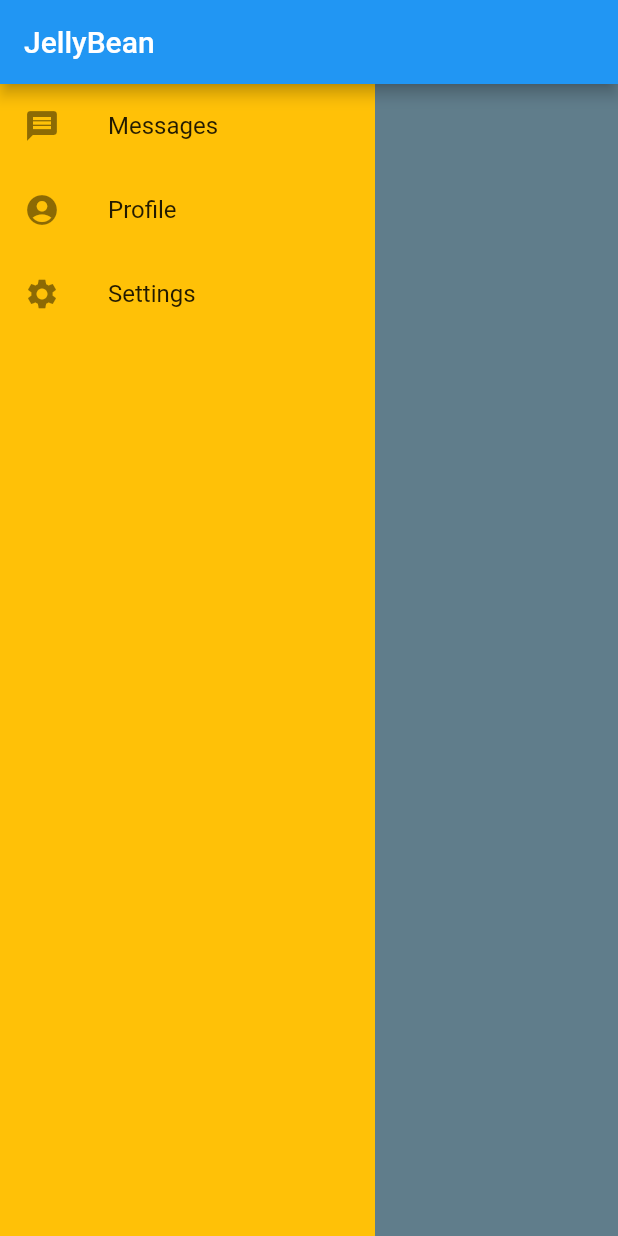
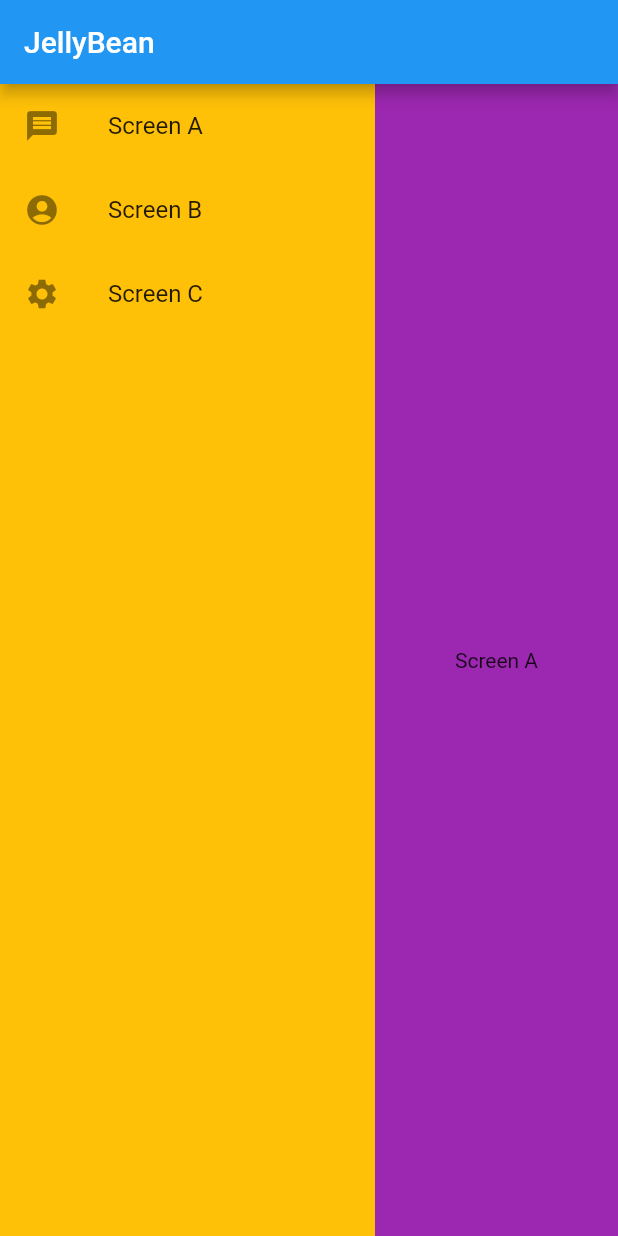
Before and after one commit to meyeroliver/jellybean, a Flutter app: the screen it shows after launch, on a phone screen of 412 x 824 dp. Run offline on Flutter 3.47's test engine with Material 2 defaults, Android fonts, the phone set to English and light mode, and no system bars.

Commit message:
simple navigation between screen widgets with navbar

```diff
--- a/lib/src/presentation/pages/dashboard/dashboard_screen.dart
+++ b/lib/src/presentation/pages/dashboard/dashboard_screen.dart
@@ -1,6 +1,9 @@
-import 'dart:developer';
+import 'package:flutter/material.dart';
+import 'package:jellybean/src/presentation/pages/dashboard/side_menu/side_menu.dart';
+import 'package:jellybean/src/presentation/pages/screen_a/screen_a.dart';
+import 'package:jellybean/src/presentation/pages/screen_b/screen_b.dart';
+import 'package:jellybean/src/presentation/pages/screen_c/screen_c.dart';
 
-import 'package:flutter/material.dart';
 import 'package:provider/provider.dart';
 
 class DashboardModel with ChangeNotifier {
@@ -34,46 +37,32 @@ class DashboardScreen extends StatelessWidget {
       ),
       body: Row(
         children: [
-          Container(
-              color: Colors.amber,
-              width: 250,
-              child: ListView(
-                children: [
-                  ListTile(
-                    leading: const Icon(Icons.message),
-                    title: const Text('Messages'),
-                    onTap: () {
-                      dashboardModel.selectMenuItem('Messages');
-                    },
-                  ),
-                  ListTile(
-                    leading: const Icon(Icons.account_circle),
-                    title: const Text('Profile'),
-                    onTap: () {
-                      dashboardModel.selectMenuItem('Profile');
-                    },
-                  ),
-                  ListTile(
-                    leading: const Icon(Icons.settings),
-                    title: const Text('Settings'),
-                    onTap: () {
-                      dashboardModel.selectMenuItem('Settings');
-                    },
-                  ),
-                ],
-              )),
+          SideMenu(dashboardModel: dashboardModel),
           Expanded(
             child: Container(
               color: Colors.blueGrey,
               child: Center(
                 child: ChangeNotifierProvider(
                     create: (context) => DashboardModel(),
-                    child: Text(dashboardModel.selectedMenuItem)),
+                    child: displaySelectedMenuItemView(dashboardModel)),
               ),
             ),
-          )
+          ),
         ],
       ),
     );
   }
+
+  Widget displaySelectedMenuItemView(DashboardModel dashboardModel) {
+    switch (dashboardModel.selectedMenuItem) {
+      case 'Screen A':
+        return const ScreenA();
+      case 'Screen B':
+        return const ScreenB();
+      case 'Screen C':
+        return const ScreenC();
+      default:
+        return const ScreenA();
+    }
+  }
 }
--- /dev/null
+++ b/lib/src/presentation/pages/dashboard/side_menu/side_menu.dart
@@ -0,0 +1,45 @@
+import 'package:flutter/material.dart';
+
+import '../dashboard_screen.dart';
+
+class SideMenu extends StatelessWidget {
+  const SideMenu({
+    Key? key,
+    required this.dashboardModel,
+  }) : super(key: key);
+
+  final DashboardModel dashboardModel;
+
+  @override
+  Widget build(BuildContext context) {
+    return Container(
+      color: Colors.amber,
+      width: 250,
+      child: ListView(
+        children: [
+          ListTile(
+            leading: const Icon(Icons.message),
+            title: const Text('Screen A'),
+            onTap: () {
+              dashboardModel.selectMenuItem('Screen A');
+            },
+          ),
+          ListTile(
+            leading: const Icon(Icons.account_circle),
+            title: const Text('Screen B'),
+            onTap: () {
+              dashboardModel.selectMenuItem('Screen B');
+            },
+          ),
+          ListTile(
+            leading: const Icon(Icons.settings),
+            title: const Text('Screen C'),
+            onTap: () {
+              dashboardModel.selectMenuItem('Screen C');
+            },
+          ),
+        ],
+      ),
+    );
+  }
+}
--- /dev/null
+++ b/lib/src/presentation/pages/screen_a/screen_a.dart
@@ -0,0 +1,15 @@
+import 'package:flutter/material.dart';
+
+class ScreenA extends StatelessWidget {
+  const ScreenA({super.key});
+
+  @override
+  Widget build(BuildContext context) {
+    return Container(
+      color: Colors.purple,
+      child: const Center(
+        child: Text('Screen A'),
+      ),
+    );
+  }
+}
--- /dev/null
+++ b/lib/src/presentation/pages/screen_b/screen_b.dart
@@ -0,0 +1,15 @@
+import 'package:flutter/material.dart';
+
+class ScreenB extends StatelessWidget {
+  const ScreenB({super.key});
+
+  @override
+  Widget build(BuildContext context) {
+    return Container(
+      color: Colors.green[800],
+      child: const Center(
+        child: Text('Screen B'),
+      ),
+    );
+  }
+}
--- /dev/null
+++ b/lib/src/presentation/pages/screen_c/screen_c.dart
@@ -0,0 +1,15 @@
+import 'package:flutter/material.dart';
+
+class ScreenC extends StatelessWidget {
+  const ScreenC({super.key});
+
+  @override
+  Widget build(BuildContext context) {
+    return Container(
+      color: Colors.indigo[800],
+      child: const Center(
+        child: Text('Screen C'),
+      ),
+    );
+  }
+}
```
